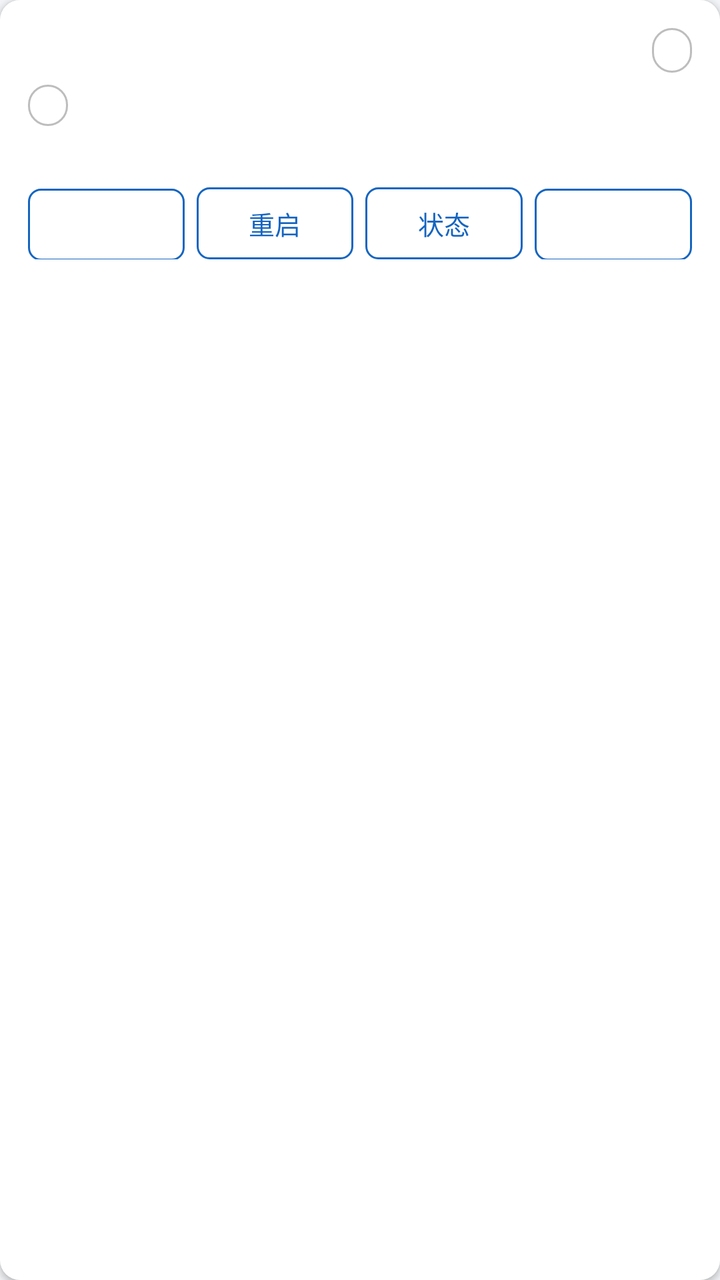
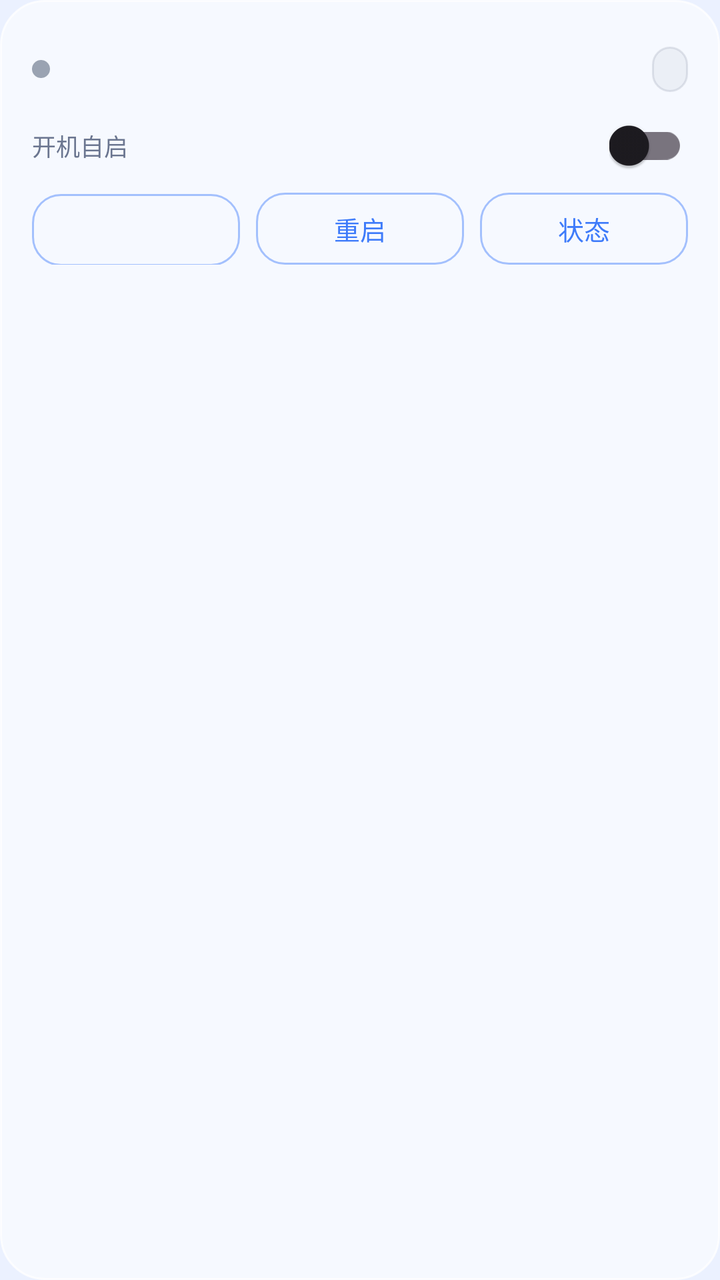

Compare the two renders of this Android layout. The source of the first and the diff that turns it into the second are given below.
<!-- AndroidManifest.xml: application theme Theme.MyOpenWrt -->
<!-- res/layout/item_service.xml -->
<?xml version="1.0" encoding="utf-8"?>
<LinearLayout xmlns:android="http://schemas.android.com/apk/res/android"
    style="@style/CardContainer"
    android:orientation="vertical">

    
    <LinearLayout
        android:layout_width="match_parent"
        android:layout_height="wrap_content"
        android:gravity="center_vertical"
        android:orientation="horizontal">

        <TextView
            android:id="@+id/tv_name"
            android:layout_width="0dp"
            android:layout_height="wrap_content"
            android:layout_weight="1"
            android:textColor="@color/text_primary"
            android:textSize="16sp"
            android:textStyle="bold" />

        <TextView
            android:id="@+id/tv_running"
            android:layout_width="wrap_content"
            android:layout_height="wrap_content"
            android:background="@drawable/bg_chip"
            android:paddingStart="10dp"
            android:paddingTop="3dp"
            android:paddingEnd="10dp"
            android:paddingBottom="3dp"
            android:textSize="12sp" />
    </LinearLayout>

    
    <LinearLayout
        android:layout_width="match_parent"
        android:layout_height="wrap_content"
        android:layout_marginTop="6dp"
        android:orientation="horizontal">

        <TextView
            android:id="@+id/tv_enabled"
            android:layout_width="wrap_content"
            android:layout_height="wrap_content"
            android:background="@drawable/bg_chip"
            android:paddingStart="10dp"
            android:paddingTop="3dp"
            android:paddingEnd="10dp"
            android:paddingBottom="3dp"
            android:textColor="@color/text_secondary"
            android:textSize="11sp" />

        <TextView
            android:id="@+id/tv_pid"
            android:layout_width="wrap_content"
            android:layout_height="wrap_content"
            android:layout_marginStart="10dp"
            android:textColor="@color/text_secondary"
            android:textSize="11sp" />

        <TextView
            android:id="@+id/tv_order"
            android:layout_width="wrap_content"
            android:layout_height="wrap_content"
            android:layout_marginStart="10dp"
            android:textColor="@color/text_secondary"
            android:textSize="11sp" />
    </LinearLayout>

    
    <TextView
        android:id="@+id/tv_command"
        android:layout_width="match_parent"
        android:layout_height="wrap_content"
        android:layout_marginTop="6dp"
        android:ellipsize="end"
        android:fontFamily="monospace"
        android:maxLines="2"
        android:textColor="@color/text_secondary"
        android:textSize="11sp" />

    
    <LinearLayout
        android:layout_width="match_parent"
        android:layout_height="wrap_content"
        android:layout_marginTop="10dp"
        android:orientation="horizontal">

        <TextView
            android:id="@+id/btn_toggle"
            android:layout_width="0dp"
            android:layout_height="36dp"
            android:layout_weight="1"
            android:background="@drawable/bg_btn"
            android:clickable="true"
            android:focusable="true"
            android:gravity="center"
            android:textColor="@color/primary"
            android:textSize="13sp" />

        <TextView
            android:id="@+id/btn_restart"
            android:layout_width="0dp"
            android:layout_height="36dp"
            android:layout_marginStart="6dp"
            android:layout_weight="1"
            android:background="@drawable/bg_btn"
            android:clickable="true"
            android:focusable="true"
            android:gravity="center"
            android:text="@string/svc_restart"
            android:textColor="@color/primary"
            android:textSize="13sp" />

        <TextView
            android:id="@+id/btn_status"
            android:layout_width="0dp"
            android:layout_height="36dp"
            android:layout_marginStart="6dp"
            android:layout_weight="1"
            android:background="@drawable/bg_btn"
            android:clickable="true"
            android:focusable="true"
            android:gravity="center"
            android:text="@string/svc_status"
            android:textColor="@color/primary"
            android:textSize="13sp" />

        <TextView
            android:id="@+id/btn_autostart"
            android:layout_width="0dp"
            android:layout_height="36dp"
            android:layout_marginStart="6dp"
            android:layout_weight="1"
            android:background="@drawable/bg_btn"
            android:clickable="true"
            android:focusable="true"
            android:gravity="center"
            android:textColor="@color/primary"
            android:textSize="13sp" />
    </LinearLayout>
</LinearLayout>
<!-- resources referenced by this layout -->
<resources>
  <color name="primary">#1565C0</color>
  <color name="text_primary">#212121</color>
  <color name="text_secondary">#757575</color>
  <!-- drawable bg_btn (drawable) -->
  <?xml version="1.0" encoding="utf-8"?>
  <shape xmlns:android="http://schemas.android.com/apk/res/android"
      android:shape="rectangle">
      <solid android:color="#00000000" />
      <stroke
          android:width="1dp"
          android:color="@color/primary" />
      <corners android:radius="6dp" />
  </shape>
  <!-- drawable bg_chip (drawable) -->
  <?xml version="1.0" encoding="utf-8"?>
  <shape xmlns:android="http://schemas.android.com/apk/res/android"
      android:shape="rectangle">
      <solid android:color="#00000000" />
      <stroke
          android:width="1dp"
          android:color="#BDBDBD" />
      <corners android:radius="20dp" />
  </shape>
  <string name="svc_restart">重启</string>
  <string name="svc_status">状态</string>
  <style name="CardContainer">
          <item name="android:layout_width">match_parent</item>
          <item name="android:layout_height">wrap_content</item>
          <item name="android:layout_marginStart">12dp</item>
          <item name="android:layout_marginEnd">12dp</item>
          <item name="android:layout_marginTop">8dp</item>
          <item name="android:layout_marginBottom">8dp</item>
          <item name="android:padding">14dp</item>
          <item name="android:background">@drawable/bg_card</item>
          <item name="android:elevation">2dp</item>
      </style>
  <style name="Theme.MyOpenWrt" parent="Theme.Material3.DayNight.NoActionBar">
          <item name="colorPrimary">@color/primary</item>
          <item name="colorPrimaryDark">@color/primary_dark</item>
          <item name="colorAccent">@color/accent</item>
          <item name="android:statusBarColor" tools:targetApi="l">@color/primary_dark</item>
          <item name="android:windowBackground">@color/bg_screen</item>
      </style>
  <!-- drawable bg_card (drawable) -->
  <?xml version="1.0" encoding="utf-8"?>
  <shape xmlns:android="http://schemas.android.com/apk/res/android"
      android:shape="rectangle">
      <solid android:color="@color/card_bg" />
      <corners android:radius="10dp" />
  </shape>
  <color name="primary_dark">#0D47A1</color>
  <color name="accent">#00BCD4</color>
  <color name="bg_screen">#F2F4F7</color>
  <color name="card_bg">#FFFFFFFF</color>
</resources>

<!-- the commit's change to res/layout/item_service.xml (unified diff, before → after) -->
@@ -1,85 +1,106 @@
 <?xml version="1.0" encoding="utf-8"?>
 <LinearLayout xmlns:android="http://schemas.android.com/apk/res/android"
-    style="@style/CardContainer"
-    android:orientation="vertical">
+    android:layout_width="match_parent"
+    android:layout_height="wrap_content"
+    android:layout_marginBottom="10dp"
+    android:background="@drawable/bg_glass_card"
+    android:elevation="2dp"
+    android:orientation="vertical"
+    android:padding="16dp">
 
-    
     <LinearLayout
         android:layout_width="match_parent"
         android:layout_height="wrap_content"
         android:gravity="center_vertical"
         android:orientation="horizontal">
 
-        <TextView
-            android:id="@+id/tv_name"
+        <View
+            android:id="@+id/dot_status"
+            android:layout_width="9dp"
+            android:layout_height="9dp"
+            android:background="@drawable/bg_dot"
+            android:backgroundTint="@color/status_off" />
+
+        <LinearLayout
             android:layout_width="0dp"
             android:layout_height="wrap_content"
+            android:layout_marginStart="9dp"
             android:layout_weight="1"
-            android:textColor="@color/text_primary"
-            android:textSize="16sp"
-            android:textStyle="bold" />
+            android:orientation="vertical">
+
+            <TextView
+                android:id="@+id/tv_name"
+                android:layout_width="match_parent"
+                android:layout_height="wrap_content"
+                android:ellipsize="end"
+                android:maxLines="1"
+                android:textColor="@color/text_primary"
+                android:textSize="14.5sp"
+                android:textStyle="bold" />
+
+            <TextView
+                android:id="@+id/tv_subtitle"
+                android:layout_width="match_parent"
+                android:layout_height="wrap_content"
+                android:layout_marginTop="2dp"
+                android:ellipsize="end"
+                android:maxLines="1"
+                android:textColor="@color/text_secondary"
+                android:textSize="11.5sp" />
+        </LinearLayout>
 
         <TextView
             android:id="@+id/tv_running"
+            style="@style/ChipText"
             android:layout_width="wrap_content"
             android:layout_height="wrap_content"
-            android:background="@drawable/bg_chip"
-            android:paddingStart="10dp"
-            android:paddingTop="3dp"
-            android:paddingEnd="10dp"
-            android:paddingBottom="3dp"
-            android:textSize="12sp" />
+            android:background="@drawable/bg_chip_neutral"
+            android:textColor="@color/text_secondary" />
+
+        <TextView
+            android:id="@+id/tv_badge_noinit"
+            style="@style/ChipText"
+            android:layout_width="wrap_content"
+            android:layout_height="wrap_content"
+            android:layout_marginStart="6dp"
+            android:background="@drawable/bg_chip_neutral"
+            android:text="@string/svc_only_runtime"
+            android:textColor="@color/text_secondary"
+            android:visibility="gone" />
     </LinearLayout>
 
-    
     <LinearLayout
         android:layout_width="match_parent"
         android:layout_height="wrap_content"
         android:layout_marginTop="6dp"
+        android:gravity="center_vertical"
         android:orientation="horizontal">
 
         <TextView
-            android:id="@+id/tv_enabled"
             android:layout_width="wrap_content"
             android:layout_height="wrap_content"
-            android:background="@drawable/bg_chip"
-            android:paddingStart="10dp"
-            android:paddingTop="3dp"
-            android:paddingEnd="10dp"
-            android:paddingBottom="3dp"
+            android:text="@string/svc_autostart"
             android:textColor="@color/text_secondary"
-            android:textSize="11sp" />
+            android:textSize="12sp" />
 
         <TextView
-            android:id="@+id/tv_pid"
+            android:id="@+id/tv_enabled"
+            android:layout_width="0dp"
+            android:layout_height="wrap_content"
+            android:layout_weight="1"
+            android:gravity="end"
+            android:textColor="@color/text_secondary"
+            android:textSize="11.5sp" />
+
+        <com.google.android.material.switchmaterial.SwitchMaterial
+            android:id="@+id/sw_autostart"
             android:layout_width="wrap_content"
             android:layout_height="wrap_content"
-            android:layout_marginStart="10dp"
-            android:textColor="@color/text_secondary"
-            android:textSize="11sp" />
-
-        <TextView
-            android:id="@+id/tv_order"
-            android:layout_width="wrap_content"
-            android:layout_height="wrap_content"
-            android:layout_marginStart="10dp"
-            android:textColor="@color/text_secondary"
-            android:textSize="11sp" />
+            android:layout_marginStart="6dp"
+            android:minWidth="0dp"
+            android:minHeight="0dp" />
     </LinearLayout>
 
-    
-    <TextView
-        android:id="@+id/tv_command"
-        android:layout_width="match_parent"
-        android:layout_height="wrap_content"
-        android:layout_marginTop="6dp"
-        android:ellipsize="end"
-        android:fontFamily="monospace"
-        android:maxLines="2"
-        android:textColor="@color/text_secondary"
-        android:textSize="11sp" />
-
-    
     <LinearLayout
         android:layout_width="match_parent"
         android:layout_height="wrap_content"
@@ -102,7 +123,7 @@
             android:id="@+id/btn_restart"
             android:layout_width="0dp"
             android:layout_height="36dp"
-            android:layout_marginStart="6dp"
+            android:layout_marginStart="8dp"
             android:layout_weight="1"
             android:background="@drawable/bg_btn"
             android:clickable="true"
@@ -116,7 +137,7 @@
             android:id="@+id/btn_status"
             android:layout_width="0dp"
             android:layout_height="36dp"
-            android:layout_marginStart="6dp"
+            android:layout_marginStart="8dp"
             android:layout_weight="1"
             android:background="@drawable/bg_btn"
             android:clickable="true"
@@ -125,18 +146,5 @@
             android:text="@string/svc_status"
             android:textColor="@color/primary"
             android:textSize="13sp" />
-
-        <TextView
-            android:id="@+id/btn_autostart"
-            android:layout_width="0dp"
-            android:layout_height="36dp"
-            android:layout_marginStart="6dp"
-            android:layout_weight="1"
-            android:background="@drawable/bg_btn"
-            android:clickable="true"
-            android:focusable="true"
-            android:gravity="center"
-            android:textColor="@color/primary"
-            android:textSize="13sp" />
     </LinearLayout>
 </LinearLayout>
<!-- resource entries referenced after the edit -->
@@ -1,8 +1,9 @@
 <!-- resources referenced by this layout -->
 <resources>
-  <color name="primary">#1565C0</color>
-  <color name="text_primary">#212121</color>
-  <color name="text_secondary">#757575</color>
+  <color name="primary">#FF3E7BFA</color>
+  <color name="status_off">#FF9AA3B2</color>
+  <color name="text_primary">#FF1B2436</color>
+  <color name="text_secondary">#FF6B7690</color>
   <!-- drawable bg_btn (drawable) -->
   <?xml version="1.0" encoding="utf-8"?>
   <shape xmlns:android="http://schemas.android.com/apk/res/android"
@@ -10,49 +11,70 @@
       <solid android:color="#00000000" />
       <stroke
           android:width="1dp"
-          android:color="@color/primary" />
-      <corners android:radius="6dp" />
+          android:color="#733E7BFA" />
+      <corners android:radius="14dp" />
   </shape>
-  <!-- drawable bg_chip (drawable) -->
+  <!-- drawable bg_chip_neutral (drawable) -->
   <?xml version="1.0" encoding="utf-8"?>
   <shape xmlns:android="http://schemas.android.com/apk/res/android"
       android:shape="rectangle">
-      <solid android:color="#00000000" />
+      <solid android:color="#1F9AA3B2" />
       <stroke
           android:width="1dp"
-          android:color="#BDBDBD" />
+          android:color="#479AA3B2" />
       <corners android:radius="20dp" />
   </shape>
+  <!-- drawable bg_dot (drawable) -->
+  <?xml version="1.0" encoding="utf-8"?>
+  <shape xmlns:android="http://schemas.android.com/apk/res/android"
+      android:shape="oval">
+      <solid android:color="#FFFFFFFF" />
+  </shape>
+  <!-- drawable bg_glass_card (drawable) -->
+  <?xml version="1.0" encoding="utf-8"?>
+  <shape xmlns:android="http://schemas.android.com/apk/res/android"
+      android:shape="rectangle">
+      <solid android:color="@color/glass_fill" />
+      <stroke
+          android:width="1dp"
+          android:color="@color/glass_border" />
+      <corners android:radius="22dp" />
+  </shape>
+  <string name="svc_autostart">开机自启</string>
+  <string name="svc_only_runtime">仅运行实例</string>
   <string name="svc_restart">重启</string>
   <string name="svc_status">状态</string>
-  <style name="CardContainer">
-          <item name="android:layout_width">match_parent</item>
+  <style name="ChipText">
+          <item name="android:layout_width">wrap_content</item>
           <item name="android:layout_height">wrap_content</item>
-          <item name="android:layout_marginStart">12dp</item>
-          <item name="android:layout_marginEnd">12dp</item>
-          <item name="android:layout_marginTop">8dp</item>
-          <item name="android:layout_marginBottom">8dp</item>
-          <item name="android:padding">14dp</item>
-          <item name="android:background">@drawable/bg_card</item>
-          <item name="android:elevation">2dp</item>
+          <item name="android:paddingStart">9dp</item>
+          <item name="android:paddingEnd">9dp</item>
+          <item name="android:paddingTop">4dp</item>
+          <item name="android:paddingBottom">4dp</item>
+          <item name="android:textSize">11sp</item>
+          <item name="android:textStyle">bold</item>
       </style>
   <style name="Theme.MyOpenWrt" parent="Theme.Material3.DayNight.NoActionBar">
           <item name="colorPrimary">@color/primary</item>
           <item name="colorPrimaryDark">@color/primary_dark</item>
+          <item name="colorSecondary">@color/secondary</item>
           <item name="colorAccent">@color/accent</item>
-          <item name="android:statusBarColor" tools:targetApi="l">@color/primary_dark</item>
+          <item name="colorOnPrimary">@color/white</item>
+  
           <item name="android:windowBackground">@color/bg_screen</item>
+          <item name="android:statusBarColor">@android:color/transparent</item>
+          <item name="android:navigationBarColor">@android:color/transparent</item>
+          <item name="android:windowDrawsSystemBarBackgrounds">true</item>
+          <item name="android:windowLightStatusBar" tools:targetApi="m">@bool/light_system_bars</item>
+          <item name="android:windowLightNavigationBar" tools:targetApi="o_mr1">@bool/light_system_bars</item>
+          <item name="android:windowActionModeOverlay">true</item>
       </style>
-  <!-- drawable bg_card (drawable) -->
-  <?xml version="1.0" encoding="utf-8"?>
-  <shape xmlns:android="http://schemas.android.com/apk/res/android"
-      android:shape="rectangle">
-      <solid android:color="@color/card_bg" />
-      <corners android:radius="10dp" />
-  </shape>
-  <color name="primary_dark">#0D47A1</color>
-  <color name="accent">#00BCD4</color>
-  <color name="bg_screen">#F2F4F7</color>
-  <color name="card_bg">#FFFFFFFF</color>
+  <color name="glass_fill">#94FFFFFF</color>
+  <color name="glass_border">#C7FFFFFF</color>
+  <color name="primary_dark">#FF2C5EDB</color>
+  <color name="secondary">#FF8B6BFF</color>
+  <color name="accent">#FF17C3B2</color>
+  <color name="white">#FFFFFFFF</color>
+  <color name="bg_screen">#FFEBF1FF</color>
 </resources>
 
